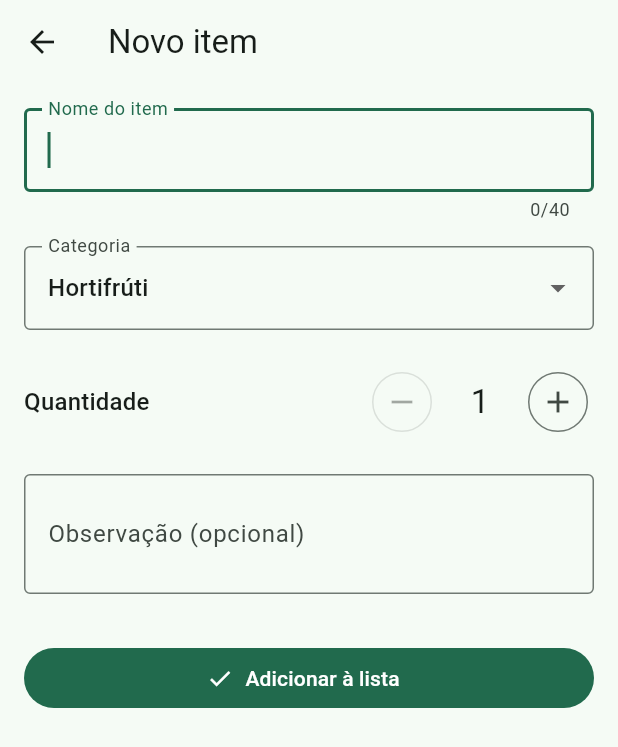
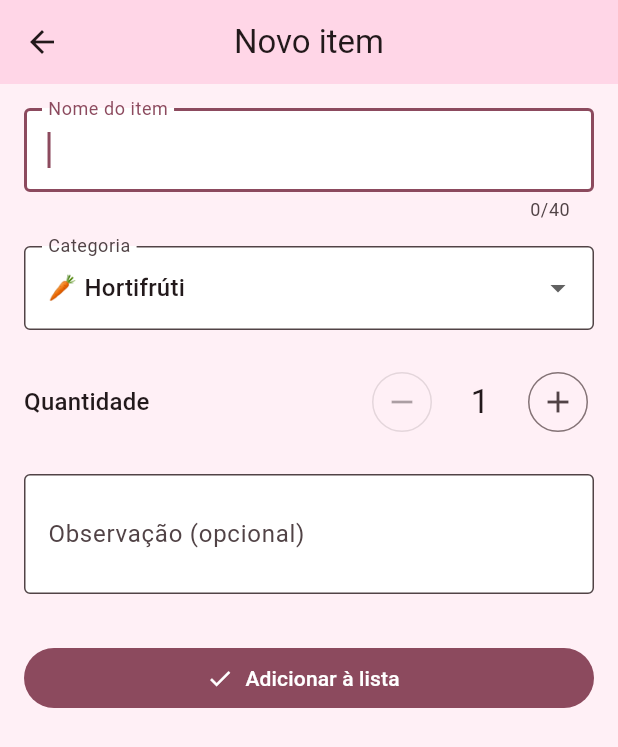
Before and after one commit to alicegazv/lista-compras-mercado, a Flutter app: the screen it shows after launch, after a tap on "Novo item", on a phone screen of 412 x 824 dp. Shown: the top 747 px of the screen. Run offline on Flutter 3.47's test engine with Material 3 defaults, Android fonts, the phone set to English and light mode, and no system bars; our stand-ins replace connectivity_plus, flutter_riverpod, go_router, sqflite; accounts and stored records are empty.

Commit message:
Tema fofo rosa, emojis nas categorias e mascote animado

```diff
--- a/lib/app.dart
+++ b/lib/app.dart
@@ -12,16 +12,44 @@ class AppCompras extends ConsumerWidget {
     return MaterialApp.router(
       title: Identidade.nomeDoApp,
       debugShowCheckedModeBanner: false,
-      theme: ThemeData(
-        colorScheme: ColorScheme.fromSeed(seedColor: Identidade.corSemente),
-      ),
-      darkTheme: ThemeData(
-        colorScheme: ColorScheme.fromSeed(
-          seedColor: Identidade.corSemente,
-          brightness: Brightness.dark,
-        ),
-      ),
+      theme: _tema(Brightness.light),
+      darkTheme: _tema(Brightness.dark),
       routerConfig: ref.watch(roteadorProvider),
     );
   }
 }
+
+/// Tema fofo em tons de rosa, derivado da cor semente (Aula 10).
+ThemeData _tema(Brightness brilho) {
+  final cores = ColorScheme.fromSeed(
+    seedColor: Identidade.corSemente,
+    brightness: brilho,
+  );
+  final claro = brilho == Brightness.light;
+  return ThemeData(
+    colorScheme: cores,
+    scaffoldBackgroundColor: claro ? const Color(0xFFFFF0F6) : cores.surface,
+    appBarTheme: AppBarTheme(
+      centerTitle: true,
+      backgroundColor: claro ? const Color(0xFFFFD6E7) : cores.surfaceContainerHigh,
+      foregroundColor: cores.onSurface,
+    ),
+    cardTheme: CardThemeData(
+      elevation: 0,
+      color: claro ? Colors.white : cores.surfaceContainer,
+      shape: RoundedRectangleBorder(
+        borderRadius: BorderRadius.circular(20),
+        side: BorderSide(color: cores.primary.withValues(alpha: 0.3)),
+      ),
+    ),
+    floatingActionButtonTheme: FloatingActionButtonThemeData(
+      backgroundColor: cores.primary,
+      foregroundColor: cores.onPrimary,
+      shape: const StadiumBorder(),
+    ),
+    inputDecorationTheme: InputDecorationTheme(
+      filled: true,
+      fillColor: claro ? Colors.white : null,
+    ),
+  );
+}
--- a/lib/apresentacao/componentes/cartao_item.dart
+++ b/lib/apresentacao/componentes/cartao_item.dart
@@ -2,6 +2,7 @@ import 'package:flutter/material.dart';
 import 'package:flutter_riverpod/flutter_riverpod.dart';
 import 'package:go_router/go_router.dart';
 
+import '../../config/identidade.dart';
 import '../../dominio/item.dart';
 import '../providers.dart';
 
@@ -23,7 +24,7 @@ class CartaoItem extends ConsumerWidget {
         padding: const EdgeInsets.only(right: 24),
         decoration: BoxDecoration(
           color: cores.errorContainer,
-          borderRadius: BorderRadius.circular(12),
+          borderRadius: BorderRadius.circular(20),
         ),
         child: Icon(Icons.delete_outline, color: cores.onErrorContainer),
       ),
@@ -33,6 +34,7 @@ class CartaoItem extends ConsumerWidget {
         child: ListTile(
           onTap: () => context.go('/item/${item.id}'),
           leading: Checkbox(
+            shape: const CircleBorder(),
             value: item.comprado,
             onChanged: (_) => notifier.alternarComprado(item),
           ),
@@ -45,7 +47,8 @@ class CartaoItem extends ConsumerWidget {
                 : null,
           ),
           subtitle: Text(
-            '${item.categoria} · ${item.quantidade} un.',
+            '${Identidade.emojiDa(item.categoria)} ${item.categoria} · '
+            '${item.quantidade} un.',
             maxLines: 1,
             overflow: TextOverflow.ellipsis,
           ),
--- /dev/null
+++ b/lib/apresentacao/componentes/mascote.dart
@@ -0,0 +1,205 @@
+import 'dart:math' as math;
+
+import 'package:flutter/material.dart';
+
+/// Mascote original do app: uma sacolinha de compras fofa, desenhada em
+/// código. Quando [animar] é verdadeiro, ela flutua, pisca e os brilhos
+/// pulsam (efeito parecido com um GIF, sem arquivo de imagem).
+class Mascote extends StatefulWidget {
+  const Mascote({super.key, this.tamanho = 140, this.animar = true});
+
+  final double tamanho;
+  final bool animar;
+
+  @override
+  State<Mascote> createState() => _MascoteState();
+}
+
+class _MascoteState extends State<Mascote> with SingleTickerProviderStateMixin {
+  late final AnimationController _controle = AnimationController(
+    vsync: this,
+    duration: const Duration(milliseconds: 1600),
+  );
+
+  @override
+  void initState() {
+    super.initState();
+    if (widget.animar) _controle.repeat(reverse: true);
+  }
+
+  @override
+  void dispose() {
+    _controle.dispose();
+    super.dispose();
+  }
+
+  @override
+  Widget build(BuildContext context) {
+    final cores = Theme.of(context).colorScheme;
+    return Semantics(
+      label: 'Mascote: sacolinha de compras sorrindo',
+      image: true,
+      child: AnimatedBuilder(
+        animation: _controle,
+        builder: (context, _) {
+          final t = Curves.easeInOut.transform(_controle.value);
+          return Transform.translate(
+            offset: Offset(0, -10 * t),
+            child: CustomPaint(
+              size: Size.square(widget.tamanho),
+              painter: _PintorMascote(
+                corSacola: cores.primary,
+                corDetalhe: cores.onPrimary,
+                piscar: widget.animar && _controle.value > 0.93,
+                brilho: t,
+              ),
+            ),
+          );
+        },
+      ),
+    );
+  }
+}
+
+class _PintorMascote extends CustomPainter {
+  _PintorMascote({
+    required this.corSacola,
+    required this.corDetalhe,
+    required this.piscar,
+    required this.brilho,
+  });
+
+  final Color corSacola;
+  final Color corDetalhe;
+  final bool piscar;
+  final double brilho;
+
+  static const _corTraco = Color(0xFF3A2433);
+
+  @override
+  void paint(Canvas canvas, Size size) {
+    final w = size.width;
+    final h = size.height;
+
+    // Alça da sacola.
+    final alca = Paint()
+      ..color = corSacola
+      ..style = PaintingStyle.stroke
+      ..strokeWidth = w * 0.05
+      ..strokeCap = StrokeCap.round;
+    canvas.drawArc(
+      Rect.fromLTWH(w * 0.33, h * 0.12, w * 0.34, h * 0.34),
+      math.pi,
+      math.pi,
+      false,
+      alca,
+    );
+
+    // Corpo da sacola.
+    final corpo = RRect.fromRectAndRadius(
+      Rect.fromLTWH(w * 0.18, h * 0.28, w * 0.64, h * 0.6),
+      Radius.circular(w * 0.12),
+    );
+    canvas.drawRRect(corpo, Paint()..color = corSacola);
+
+    // Olhos (fechados quando pisca).
+    final yOlho = h * 0.5;
+    final olho = Paint()..color = _corTraco;
+    final olhoFechado = Paint()
+      ..color = _corTraco
+      ..style = PaintingStyle.stroke
+      ..strokeWidth = w * 0.022
+      ..strokeCap = StrokeCap.round;
+    final reflexo = Paint()..color = Colors.white;
+    for (final x in [w * 0.38, w * 0.62]) {
+      if (piscar) {
+        canvas.drawLine(
+          Offset(x - w * 0.035, yOlho),
+          Offset(x + w * 0.035, yOlho),
+          olhoFechado,
+        );
+      } else {
+        canvas.drawCircle(Offset(x, yOlho), w * 0.045, olho);
+        canvas.drawCircle(
+          Offset(x + w * 0.015, yOlho - w * 0.017),
+          w * 0.015,
+          reflexo,
+        );
+      }
+    }
+
+    // Bochechas.
+    final bochecha = Paint()..color = const Color(0xFFFFC1D9);
+    for (final x in [w * 0.29, w * 0.71]) {
+      canvas.drawOval(
+        Rect.fromCenter(
+          center: Offset(x, h * 0.6),
+          width: w * 0.11,
+          height: h * 0.06,
+        ),
+        bochecha,
+      );
+    }
+
+    // Sorriso.
+    final boca = Paint()
+      ..color = _corTraco
+      ..style = PaintingStyle.stroke
+      ..strokeWidth = w * 0.022
+      ..strokeCap = StrokeCap.round;
+    canvas.drawArc(
+      Rect.fromCenter(
+        center: Offset(w * 0.5, h * 0.57),
+        width: w * 0.12,
+        height: h * 0.08,
+      ),
+      0.15 * math.pi,
+      0.7 * math.pi,
+      false,
+      boca,
+    );
+
+    // Coraçãozinho na sacola.
+    _coracao(canvas, Offset(w * 0.5, h * 0.76), w * 0.065, Paint()..color = corDetalhe);
+
+    // Brilhos que pulsam.
+    final corBrilho = Color.lerp(
+      const Color(0x66FFC94D),
+      const Color(0xFFFFC94D),
+      brilho,
+    )!;
+    final estrela = Paint()..color = corBrilho;
+    _estrela(canvas, Offset(w * 0.1, h * 0.26), w * 0.065 * (0.7 + 0.3 * brilho), estrela);
+    _estrela(canvas, Offset(w * 0.9, h * 0.38), w * 0.05 * (1 - 0.3 * brilho), estrela);
+    _estrela(canvas, Offset(w * 0.84, h * 0.12), w * 0.035, estrela);
+  }
+
+  void _coracao(Canvas canvas, Offset c, double r, Paint paint) {
+    final caminho = Path()
+      ..moveTo(c.dx, c.dy + r)
+      ..cubicTo(c.dx - r * 1.6, c.dy - r * 0.2, c.dx - r * 0.6, c.dy - r * 1.4,
+          c.dx, c.dy - r * 0.5)
+      ..cubicTo(c.dx + r * 0.6, c.dy - r * 1.4, c.dx + r * 1.6, c.dy - r * 0.2,
+          c.dx, c.dy + r)
+      ..close();
+    canvas.drawPath(caminho, paint);
+  }
+
+  void _estrela(Canvas canvas, Offset o, double r, Paint paint) {
+    final caminho = Path()
+      ..moveTo(o.dx, o.dy - r)
+      ..quadraticBezierTo(o.dx, o.dy, o.dx + r, o.dy)
+      ..quadraticBezierTo(o.dx, o.dy, o.dx, o.dy + r)
+      ..quadraticBezierTo(o.dx, o.dy, o.dx - r, o.dy)
+      ..quadraticBezierTo(o.dx, o.dy, o.dx, o.dy - r)
+      ..close();
+    canvas.drawPath(caminho, paint);
+  }
+
+  @override
+  bool shouldRepaint(_PintorMascote antigo) =>
+      antigo.piscar != piscar ||
+      antigo.brilho != brilho ||
+      antigo.corSacola != corSacola ||
+      antigo.corDetalhe != corDetalhe;
+}
--- a/lib/apresentacao/telas/tela_item.dart
+++ b/lib/apresentacao/telas/tela_item.dart
@@ -198,7 +198,9 @@ class _FormularioItemState extends ConsumerState<FormularioItem> {
                         for (final categoria in categorias)
                           DropdownMenuItem(
                             value: categoria,
-                            child: Text(categoria),
+                            child: Text(
+                              '${Identidade.emojiDa(categoria)} $categoria',
+                            ),
                           ),
                       ],
                       onChanged: (valor) {
--- a/lib/apresentacao/telas/tela_lista.dart
+++ b/lib/apresentacao/telas/tela_lista.dart
@@ -7,6 +7,7 @@ import '../../dominio/item.dart';
 import '../../dominio/regras_item.dart';
 import '../componentes/cartao_item.dart';
 import '../componentes/faixa_offline.dart';
+import '../componentes/mascote.dart';
 import '../providers.dart';
 
 class TelaLista extends ConsumerWidget {
@@ -146,25 +147,47 @@ class _CabecalhoResumo extends StatelessWidget {
   @override
   Widget build(BuildContext context) {
     final textos = Theme.of(context).textTheme;
+    final cores = Theme.of(context).colorScheme;
     return Padding(
       padding: const EdgeInsets.fromLTRB(16, 16, 16, 8),
+      child: Container(
+        padding: const EdgeInsets.all(16),
+        decoration: BoxDecoration(
+          gradient: LinearGradient(
+            colors: [cores.primaryContainer, cores.tertiaryContainer],
+          ),
+          borderRadius: BorderRadius.circular(24),
+        ),
         child: Column(
           crossAxisAlignment: CrossAxisAlignment.start,
           children: [
             Text(
-            '${resumo.comprados} de ${resumo.total} itens comprados',
-            style: textos.titleMedium,
+              '♡ ${resumo.comprados} de ${resumo.total} itens comprados',
+              style: textos.titleMedium?.copyWith(
+                color: cores.onPrimaryContainer,
+                fontWeight: FontWeight.bold,
               ),
-          const SizedBox(height: 8),
-          LinearProgressIndicator(value: resumo.progresso),
+            ),
+            const SizedBox(height: 10),
+            ClipRRect(
+              borderRadius: BorderRadius.circular(8),
+              child: LinearProgressIndicator(
+                value: resumo.progresso,
+                minHeight: 10,
+                backgroundColor: cores.surface.withValues(alpha: 0.6),
+              ),
+            ),
             if (resumo.aguardandoEnvio > 0) ...[
               const SizedBox(height: 8),
               Text(
                 '${resumo.aguardandoEnvio} alteração(ões) aguardando envio',
-              style: textos.bodySmall,
+                style: textos.bodySmall?.copyWith(
+                  color: cores.onPrimaryContainer,
+                ),
               ),
             ],
           ],
+        ),
       ),
     );
   }
@@ -182,16 +205,18 @@ class _EstadoVazio extends StatelessWidget {
         child: Column(
           mainAxisSize: MainAxisSize.min,
           children: [
-            Icon(
-              Icons.shopping_basket_outlined,
-              size: 64,
-              color: tema.colorScheme.outline,
+            const Mascote(),
+            const SizedBox(height: 16),
+            Text(
+              'A lista está vazia.',
+              style: tema.textTheme.titleLarge?.copyWith(
+                color: tema.colorScheme.primary,
+                fontWeight: FontWeight.bold,
               ),
-            const SizedBox(height: 16),
-            Text('A lista está vazia.', style: tema.textTheme.titleMedium),
+            ),
             const SizedBox(height: 8),
             const Text(
-              'Toque em "Novo item" para começar.',
+              'Toque em "Novo item" para começar ✿',
               textAlign: TextAlign.center,
             ),
           ],
--- a/lib/apresentacao/telas/tela_sobre.dart
+++ b/lib/apresentacao/telas/tela_sobre.dart
@@ -2,6 +2,7 @@ import 'package:flutter/material.dart';
 import 'package:flutter_riverpod/flutter_riverpod.dart';
 
 import '../../config/identidade.dart';
+import '../componentes/mascote.dart';
 import '../providers.dart';
 
 class TelaSobre extends ConsumerWidget {
@@ -23,6 +24,8 @@ class TelaSobre extends ConsumerWidget {
             child: ListView(
               padding: const EdgeInsets.all(16),
               children: [
+                const Center(child: Mascote(tamanho: 110)),
+                const SizedBox(height: 8),
                 Text(Identidade.nomeDoApp, style: textos.headlineSmall),
                 const SizedBox(height: 8),
                 Text(Identidade.descricao, style: textos.bodyLarge),
--- a/lib/config/identidade.dart
+++ b/lib/config/identidade.dart
@@ -28,7 +28,7 @@ abstract final class Identidade {
   ];
 
   /// Cor semente do tema (Aula 10): o Material 3 deriva a paleta a partir dela.
-  static const corSemente = Color(0xFF1B7F5A); // verde de feira
+  static const corSemente = Color(0xFFF06292); // rosa
 
   /// Categorias oferecidas no formulário. A primeira é o valor padrão.
   static const categorias = [
@@ -40,4 +40,17 @@ abstract final class Identidade {
     'Limpeza',
     'Higiene',
   ];
+
+  /// Emoji exibido ao lado de cada categoria.
+  static const emojis = {
+    'Hortifrúti': '🥕',
+    'Açougue': '🥩',
+    'Padaria': '🥐',
+    'Mercearia': '🍚',
+    'Bebidas': '🧃',
+    'Limpeza': '🧼',
+    'Higiene': '🧴',
+  };
+
+  static String emojiDa(String categoria) => emojis[categoria] ?? '🛒';
 }
```
Lines whose indentation alone changed are shown as unchanged.
